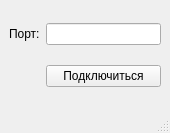
This is tcp-client/src/mainwindow.ui in Pheodaron/tcp-app as Qt 5 draws it before an edit. The edited form follows.
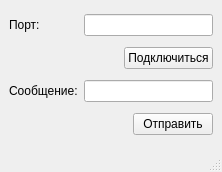
This is the edited form.

Diff of the .ui file:
```diff
--- a/tcp-client/src/mainwindow.ui
+++ b/tcp-client/src/mainwindow.ui
@@ -6,8 +6,8 @@
    <rect>
     <x>0</x>
     <y>0</y>
-    <width>170</width>
-    <height>133</height>
+    <width>222</width>
+    <height>172</height>
    </rect>
   </property>
   <property name="windowTitle">
@@ -15,10 +15,37 @@
   </property>
   <widget class="QWidget" name="centralwidget">
    <layout class="QGridLayout" name="gridLayout">
-    <item row="0" column="0">
-     <widget class="QLabel" name="m_portLabel">
+    <item row="2" column="1">
+     <widget class="QLineEdit" name="m_messageLineEdit"/>
+    </item>
+    <item row="4" column="1">
+     <layout class="QHBoxLayout" name="horizontalLayout_2">
+      <item>
+       <spacer name="horizontalSpacer_2">
+        <property name="orientation">
+         <enum>Qt::Horizontal</enum>
+        </property>
+        <property name="sizeHint" stdset="0">
+         <size>
+          <width>40</width>
+          <height>20</height>
+         </size>
+        </property>
+       </spacer>
+      </item>
+      <item>
+       <widget class="QPushButton" name="m_sendMessageButton">
+        <property name="text">
+         <string>Отправить</string>
+        </property>
+       </widget>
+      </item>
+     </layout>
+    </item>
+    <item row="2" column="0">
+     <widget class="QLabel" name="label">
       <property name="text">
-       <string>Порт:</string>
+       <string>Сообщение:</string>
       </property>
      </widget>
     </item>
@@ -26,9 +53,33 @@
      <widget class="QLineEdit" name="m_portLineEdit"/>
     </item>
     <item row="1" column="1">
-     <widget class="QPushButton" name="m_connectPushButton">
+     <layout class="QHBoxLayout" name="horizontalLayout">
+      <item>
+       <spacer name="horizontalSpacer">
+        <property name="orientation">
+         <enum>Qt::Horizontal</enum>
+        </property>
+        <property name="sizeHint" stdset="0">
+         <size>
+          <width>40</width>
+          <height>20</height>
+         </size>
+        </property>
+       </spacer>
+      </item>
+      <item>
+       <widget class="QPushButton" name="m_connectPushButton">
+        <property name="text">
+         <string>Подключиться</string>
+        </property>
+       </widget>
+      </item>
+     </layout>
+    </item>
+    <item row="0" column="0">
+     <widget class="QLabel" name="m_portLabel">
       <property name="text">
-       <string>Подключиться</string>
+       <string>Порт:</string>
       </property>
      </widget>
     </item>
```
Left out of the diff: 2 changed lines with no effect on the pictures.
